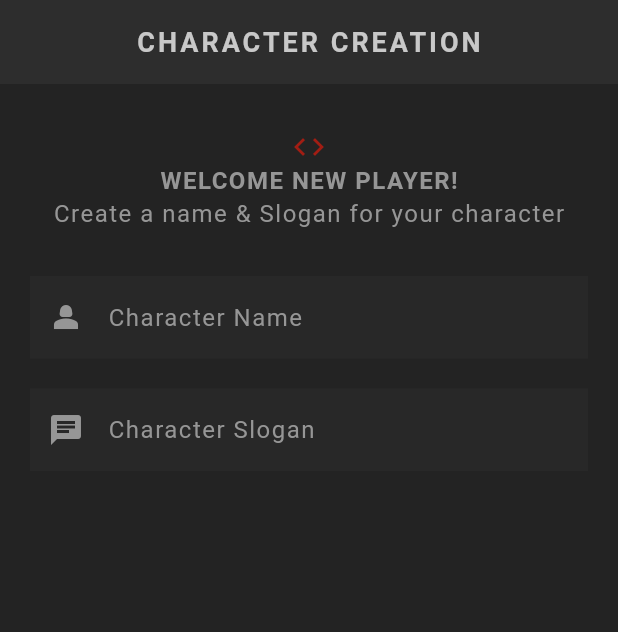
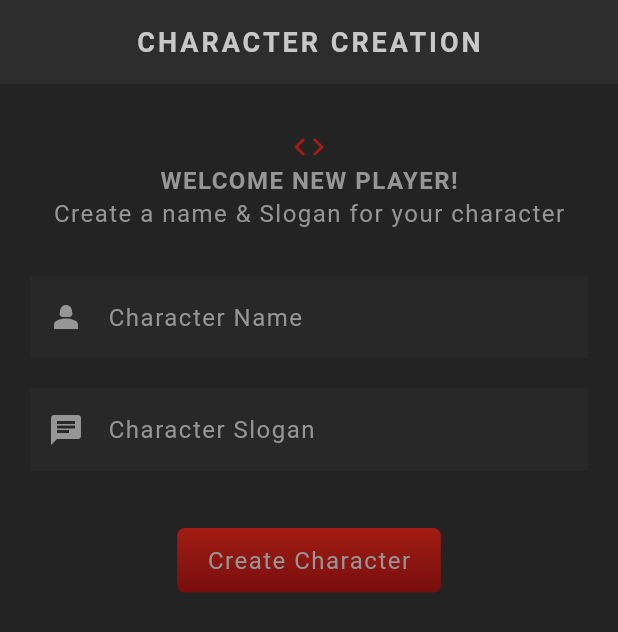
Before and after one commit to VictorDevLab/role_playing_game, a Flutter app: the screen it shows after launch, on a phone screen of 412 x 824 dp. Shown: the top 632 px of the screen. Run offline on Flutter 3.47's test engine with Material 3 defaults, Android fonts, the phone set to English and light mode, and no system bars; our stand-ins replace google_fonts; missing offline and left inert: dart:ffi; Roboto replaces fonts that are missing (Kanit).

Commit message:
v1 - add a submit handler for character creation

```diff
--- a/lib/screens/create/create.dart
+++ b/lib/screens/create/create.dart
@@ -1,4 +1,5 @@
 import 'package:flutter/material.dart';
+import 'package:role_playing_game/shared/styled_button.dart';
 import 'package:role_playing_game/shared/styled_text.dart';
 import 'package:role_playing_game/theme.dart';
 import 'package:google_fonts/google_fonts.dart';
@@ -19,6 +20,21 @@ class _CreateState extends State<Create> {
     _nameController.dispose();
     _sloganController.dispose();
     super.dispose();
+  }
+
+  //submit handler function
+  void handleSubmit() {
+    if (_nameController.text.trim().isEmpty) {
+      print("Character Name cannot be empty");
+      return;
+    }
+    if (_sloganController.text.trim().isEmpty) {
+      print("Character Name cannot be empty");
+      return;
+    }
+
+    print(_nameController.text);
+    print(_sloganController.text);
   }
 
   @override
@@ -63,6 +79,13 @@ class _CreateState extends State<Create> {
                 label: StyledText("Character Slogan"),
               ),
             ),
+            const SizedBox(height: 30),
+            Center(
+              child: StyledButton(
+                onPressed: handleSubmit,
+                child: StyledText("Create Character"),
+              ),
+            ),
           ],
         ),
       ),
```
